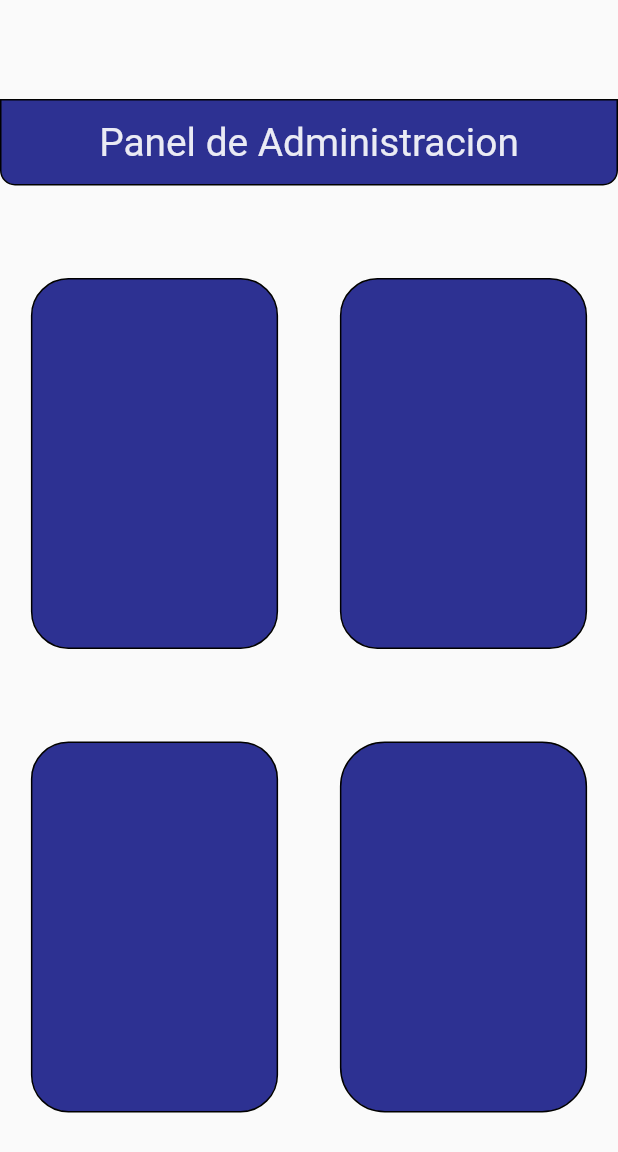
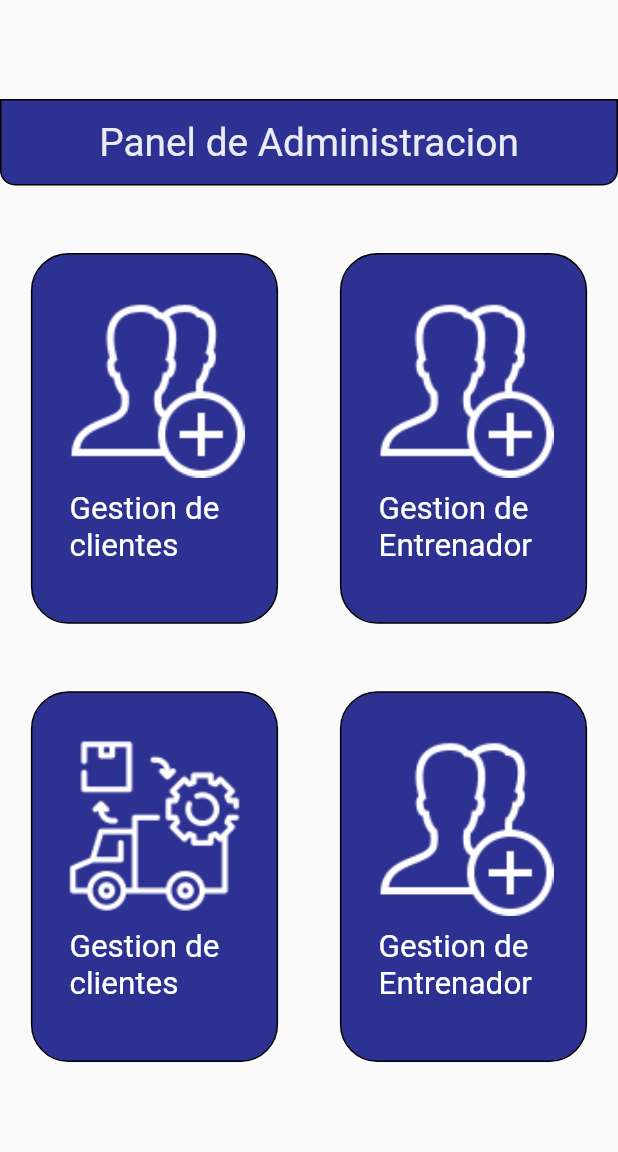
Before and after one commit to javierrrrrrrrrrrr/gym, a Flutter app: the PanelAdmin screen opened by its route, on a phone screen of 412 x 824 dp. Shown: the top 1152 px of the screen. Run offline on Flutter 3.47's test engine with Material 2 defaults, Android fonts, the phone set to English and light mode, and no system bars.

Commit message:
terminado la pagina de home

```diff
--- a/lib/screens/panel_admin.dart
+++ b/lib/screens/panel_admin.dart
@@ -31,58 +31,43 @@ class PanelAdmin extends StatelessWidget {
               ),
             ),
           ),
+          separador(),
           Row(
             children: [
-              Container(
-                decoration: BoxDecoration(
-                  border: Border.all(),
-                  borderRadius: BorderRadius.circular(25),
-                  color: const Color.fromRGBO(45, 49, 146, 1),
-                ),
-                margin: EdgeInsets.only(left: width * 0.05),
-                height: height * 0.3,
-                width: width * 0.4,
+              Carta(
+                width: width,
+                height: height,
+                texto: "Gestion de clientes",
+                imgurl: "assets/add_user.png",
               ),
               SizedBox(
-                width: width * 0.1,
+                width: width * 0.05,
               ),
-              Container(
-                decoration: BoxDecoration(
-                  border: Border.all(),
-                  borderRadius: BorderRadius.circular(25),
-                  color: const Color.fromRGBO(45, 49, 146, 1),
-                ),
-                height: height * 0.3,
-                width: width * 0.4,
-              ),
-              SizedBox(
-                height: height * 0.45,
+              Carta(
+                width: width,
+                height: height,
+                texto: "Gestion de Entrenador",
+                imgurl: "assets/add_user.png",
               ),
             ],
           ),
+          separador(),
           Row(
             children: [
-              Container(
-                decoration: BoxDecoration(
-                  border: Border.all(),
-                  borderRadius: BorderRadius.circular(25),
-                  color: const Color.fromRGBO(45, 49, 146, 1),
-                ),
-                margin: EdgeInsets.only(left: width * 0.05),
-                height: height * 0.3,
-                width: width * 0.4,
+              Carta(
+                width: width,
+                height: height,
+                texto: "Gestion de clientes",
+                imgurl: "assets/supplies.png",
               ),
               SizedBox(
-                width: width * 0.1,
+                width: width * 0.05,
               ),
-              Container(
-                decoration: BoxDecoration(
-                  border: Border.all(),
-                  borderRadius: BorderRadius.circular(30),
-                  color: const Color.fromRGBO(45, 49, 146, 1),
-                ),
-                height: height * 0.3,
-                width: width * 0.4,
+              Carta(
+                width: width,
+                height: height,
+                texto: "Gestion de Entrenador",
+                imgurl: "assets/add_user.png",
               ),
             ],
           ),
@@ -91,3 +76,60 @@ class PanelAdmin extends StatelessWidget {
     );
   }
 }
+
+Widget separador() {
+  return const SizedBox(
+    height: 45,
+  );
+}
+
+class Carta extends StatelessWidget {
+  const Carta({
+    Key? key,
+    required this.imgurl,
+    required this.texto,
+    required this.width,
+    required this.height,
+  }) : super(key: key);
+
+  final double width;
+  final double height;
+  final String texto;
+  final String imgurl;
+
+  @override
+  Widget build(BuildContext context) {
+    return Container(
+        decoration: BoxDecoration(
+          border: Border.all(),
+          borderRadius: BorderRadius.circular(25),
+          color: const Color.fromRGBO(45, 49, 146, 1),
+        ),
+        margin: EdgeInsets.only(left: width * 0.05),
+        height: height * 0.3,
+        width: width * 0.4,
+        child: Column(
+          children: [
+            Container(
+              margin: EdgeInsets.only(top: height * 0.035),
+              height: 120,
+              width: 120,
+              child: Image(
+                image: AssetImage(imgurl),
+                color: Colors.white,
+                fit: BoxFit.cover,
+              ),
+            ),
+            Container(
+              margin: EdgeInsets.only(left: height * 0.03, top: height * 0.01),
+              child: Text(
+                texto,
+                style: const TextStyle(color: Colors.white),
+                textScaleFactor: 1.5,
+                textAlign: TextAlign.start,
+              ),
+            ),
+          ],
+        ));
+  }
+}
--- a/pubspec.yaml
+++ b/pubspec.yaml
@@ -59,7 +59,7 @@ flutter:
 
   # To add assets to your application, add an assets section, like this:
   assets:
-      - assets/gym.jpeg
+      - assets/
   #   - images/a_dot_ham.jpeg
 
   # An image asset can refer to one or more resolution-specific "variants", see
```
Also changed, not shown: assets/add_user.png (added), assets/supplies.png (added).
